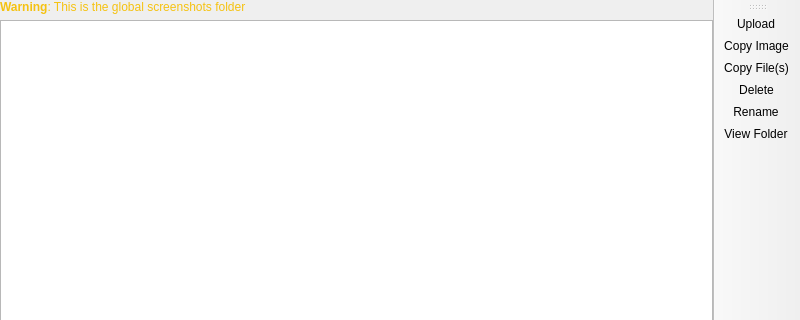
The window that launcher/ui/pages/instance/ScreenshotsPage.ui (PrismLauncher/PrismLauncher) describes before a commit, drawn with Qt 5; both pictures show x 0 to 800 and y 0 to 320 of the 800 by 600 pixel window.
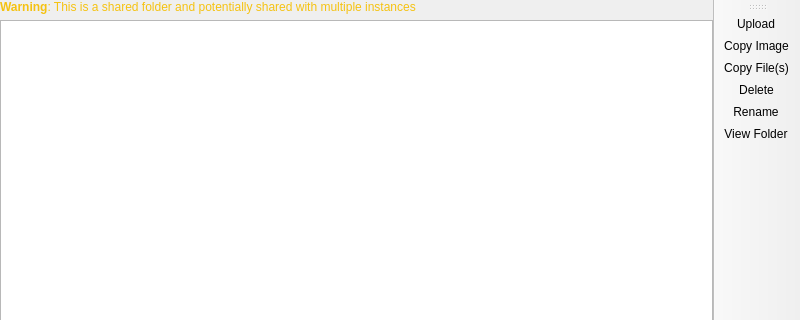
The same window after the commit. Custom widgets are drawn as their Qt base class.

Commit message:
Change global folders to shared folders
- For each instance, a custom (shared) screenshots/worlds/resourcepacks folder can be set
- Remove ability to set shared folders for all instances (Might add later in different form)

Diff of the .ui file:
```diff
--- a/launcher/ui/pages/instance/ScreenshotsPage.ui
+++ b/launcher/ui/pages/instance/ScreenshotsPage.ui
@@ -30,7 +30,7 @@
        <bool>false</bool>
       </property>
       <property name="text">
-       <string>&lt;html&gt;&lt;head/&gt;&lt;body&gt;&lt;p&gt;&lt;span style=&quot; font-weight:600; color:#f5c211;&quot;&gt;Warning&lt;/span&gt;&lt;span style=&quot; color:#f5c211;&quot;&gt;: This is the global screenshots folder&lt;/span&gt;&lt;/p&gt;&lt;/body&gt;&lt;/html&gt;</string>
+       <string>&lt;html&gt;&lt;head/&gt;&lt;body&gt;&lt;p&gt;&lt;span style=&quot; font-weight:600; color:#f5c211;&quot;&gt;Warning&lt;/span&gt;&lt;span style=&quot; color:#f5c211;&quot;&gt;: This is a shared folder and potentially shared with multiple instances&lt;/span&gt;&lt;/p&gt;&lt;/body&gt;&lt;/html&gt;</string>
       </property>
       <property name="margin">
        <number>0</number>
```
Left out of the diff: 2 changed lines with no effect on the pictures. The commit also changes 17 other files.
